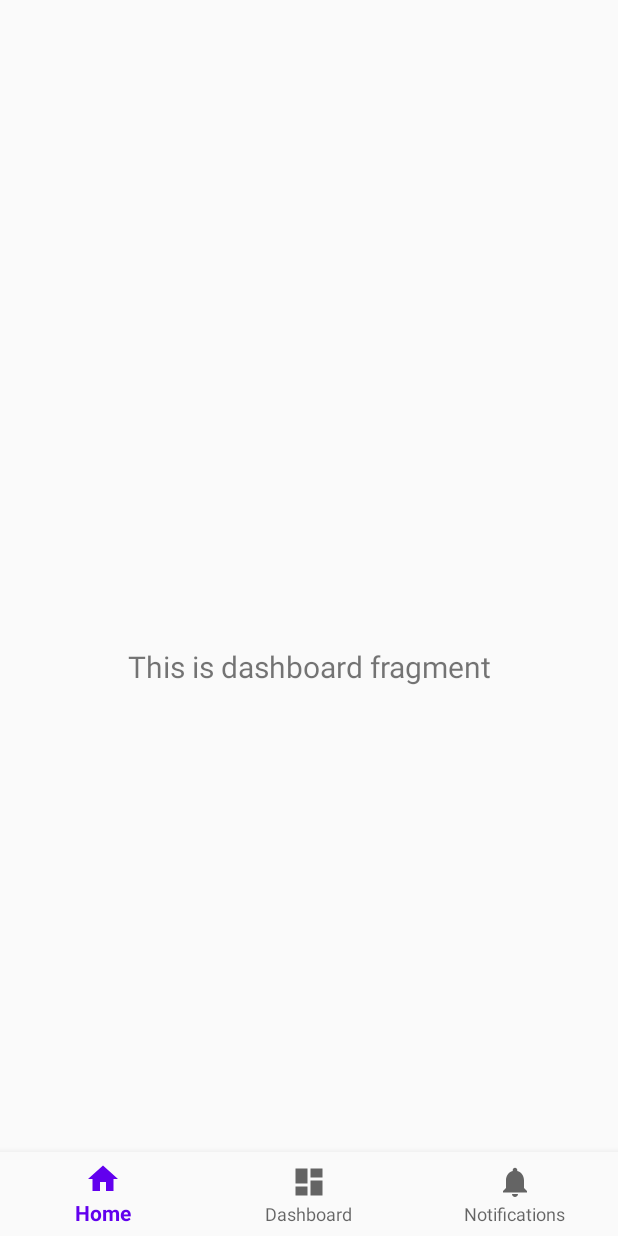
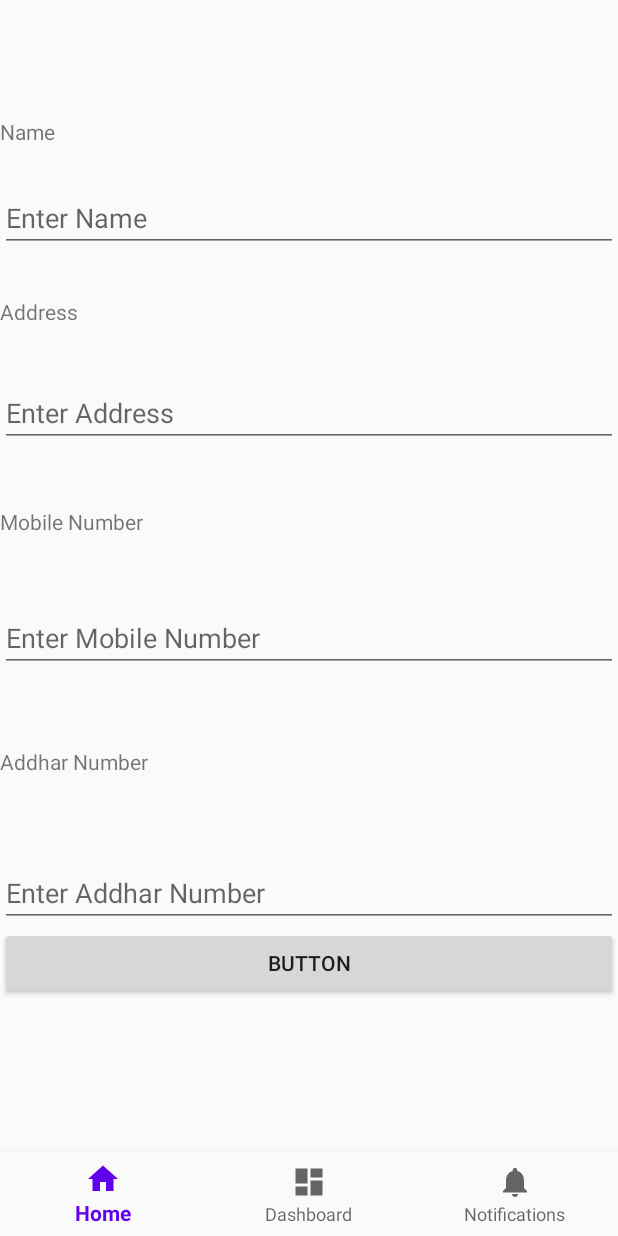
Before and after one commit to Atharva1449/Academia_android, an Android app: the DashboardFragment screen opened through its navigation route, on a phone screen of 412 x 824 dp. Run offline under Robolectric (Android 15) with nearby library versions, the phone set to English and light mode, and no system bars; our stand-ins replace navigation-ui; 1 statement that could not run was skipped.

Commit message:
dashboard

```diff
--- a/app/src/main/java/com/theonedayapps/academiaa/User_Info_Activity.java
+++ b/app/src/main/java/com/theonedayapps/academiaa/User_Info_Activity.java
@@ -54,6 +54,10 @@ public class User_Info_Activity extends AppCompatActivity {
         String year=intent.getStringExtra("Year");
         String dept=intent.getStringExtra("Dept");
         String addyear=intent.getStringExtra("AddYear");
+        String name1=intent.getStringExtra("Name");
+        String address1=intent.getStringExtra("Address");
+        String mobileno1=intent.getStringExtra("MobileNo");
+        String addharno1=intent.getStringExtra("AddharNo");
 
         protected void onPreExecute(){}
 
@@ -61,7 +65,7 @@ public class User_Info_Activity extends AppCompatActivity {
 
             try{
 
-                URL url = new URL("https://script.google.com/macros/s/AKfycbyOUNTuMvEBpDcIsQmAkxZsHjUoykBoHcG5iguXsKVLINBHXeQthPxLISQ1KBH_bZRGNg/exec");
+                URL url = new URL("https://script.google.com/macros/s/AKfycbyANe7fzZnVWowEJYRF-pv6wSL3heScpin6jVPKLBT7JxWb0cqLHHuCKmPrx5KZmQMMsg/exec");
 
                 JSONObject postDataParams = new JSONObject();
 
@@ -72,6 +76,10 @@ public class User_Info_Activity extends AppCompatActivity {
                 postDataParams.put("year",year);
                 postDataParams.put("department",dept);
                 postDataParams.put("addyear",addyear);
+                postDataParams.put("name",name1);
+                postDataParams.put("address",address1);
+                postDataParams.put("mobileno",mobileno1);
+                postDataParams.put("addharno",addharno1);
 
 
                 Log.e("params",postDataParams.toString());
--- a/app/src/main/java/com/theonedayapps/academiaa/ui/dashboard/DashboardFragment.java
+++ b/app/src/main/java/com/theonedayapps/academiaa/ui/dashboard/DashboardFragment.java
@@ -1,9 +1,12 @@
 package com.theonedayapps.academiaa.ui.dashboard;
 
+import android.content.Intent;
 import android.os.Bundle;
 import android.view.LayoutInflater;
 import android.view.View;
 import android.view.ViewGroup;
+import android.widget.Button;
+import android.widget.EditText;
 import android.widget.TextView;
 
 import androidx.annotation.NonNull;
@@ -13,20 +16,57 @@ import androidx.lifecycle.Observer;
 import androidx.lifecycle.ViewModelProvider;
 
 import com.theonedayapps.academiaa.R;
+import com.theonedayapps.academiaa.User_Info_Activity;
 
 public class DashboardFragment extends Fragment {
 
     private DashboardViewModel dashboardViewModel;
-
+    private EditText name;
+    private EditText address;
+    private EditText mobileno;
+    private EditText addharno;
+    private Button button;
+    private String Name;
+    private String Address;
+    private String MobileNo;
+    private String AddharNo;
     public View onCreateView(@NonNull LayoutInflater inflater,
                              ViewGroup container, Bundle savedInstanceState) {
         dashboardViewModel =
                 new ViewModelProvider(this).get(DashboardViewModel.class);
-        View root = inflater.inflate(R.layout.fragment_dashboard, container, false);
+        final View root = inflater.inflate(R.layout.fragment_dashboard, container, false);
         final TextView textView = root.findViewById(R.id.text_dashboard);
         dashboardViewModel.getText().observe(getViewLifecycleOwner(), new Observer<String>() {
             @Override
             public void onChanged(@Nullable String s) {
+
+                name=root.findViewById(R.id.ais_name);
+                address=root.findViewById(R.id.ais_address);
+                mobileno=root.findViewById(R.id.ais_mobile_number);
+                addharno=root.findViewById(R.id.ais_Addhar);
+
+                button=root.findViewById(R.id.ais_button_save);
+                button.setOnClickListener(new View.OnClickListener() {
+                    @Override
+                    public void onClick(View v) {
+                        Name=name.getText().toString().trim();
+                        Address=address.getText().toString().trim();
+                        MobileNo=mobileno.getText().toString().trim();
+                        AddharNo=addharno.getText().toString().trim();
+
+
+                            Intent intent=new Intent(getActivity(), User_Info_Activity.class);
+                            intent.putExtra("Name",Name);
+                            intent.putExtra("Address",Address);
+                            intent.putExtra("MobileNo",MobileNo);
+                            intent.putExtra("AddharNo",AddharNo);
+                            startActivity(intent);
+
+
+                    }
+                });
+
+
                 textView.setText(s);
             }
         });
--- a/app/src/main/java/com/theonedayapps/academiaa/ui/dashboard/DashboardViewModel.java
+++ b/app/src/main/java/com/theonedayapps/academiaa/ui/dashboard/DashboardViewModel.java
@@ -10,10 +10,11 @@ public class DashboardViewModel extends ViewModel {
 
     public DashboardViewModel() {
         mText = new MutableLiveData<>();
-        mText.setValue("This is dashboard fragment");
+        mText.setValue(" ");
     }
 
     public LiveData<String> getText() {
+
         return mText;
     }
 }
--- a/app/src/main/java/com/theonedayapps/academiaa/ui/home/HomeFragment.java
+++ b/app/src/main/java/com/theonedayapps/academiaa/ui/home/HomeFragment.java
@@ -45,6 +45,7 @@ public class HomeFragment extends Fragment {
     private String AddYear;
     private String Roll_No;
     private Button button;
+    private Button next;
     public View onCreateView(@NonNull LayoutInflater inflater,
                              ViewGroup container, Bundle savedInstanceState) {
         homeViewModel =
@@ -189,6 +190,14 @@ public class HomeFragment extends Fragment {
                     }
                 });
 
+               /* next=root.findViewById(R.id.ais_button_next);
+                next.setOnClickListener(new View.OnClickListener() {
+                    @Override
+                    public void onClick(View v) {
+
+                    }
+                });*/
+
 
                 textView.setText(s);
             }
--- a/app/src/main/res/layout/fragment_dashboard.xml
+++ b/app/src/main/res/layout/fragment_dashboard.xml
@@ -1,22 +1,100 @@
 <?xml version="1.0" encoding="utf-8"?>
-<androidx.constraintlayout.widget.ConstraintLayout xmlns:android="http://schemas.android.com/apk/res/android"
+<LinearLayout xmlns:android="http://schemas.android.com/apk/res/android"
     xmlns:app="http://schemas.android.com/apk/res-auto"
     xmlns:tools="http://schemas.android.com/tools"
     android:layout_width="match_parent"
     android:layout_height="match_parent"
+    android:orientation="vertical"
     tools:context=".ui.dashboard.DashboardFragment">
 
     <TextView
         android:id="@+id/text_dashboard"
         android:layout_width="match_parent"
         android:layout_height="wrap_content"
-        android:layout_marginStart="8dp"
-        android:layout_marginTop="8dp"
-        android:layout_marginEnd="8dp"
-        android:textAlignment="center"
-        android:textSize="20sp"
-        app:layout_constraintBottom_toBottomOf="parent"
-        app:layout_constraintEnd_toEndOf="parent"
-        app:layout_constraintStart_toStartOf="parent"
-        app:layout_constraintTop_toTopOf="parent" />
-</androidx.constraintlayout.widget.ConstraintLayout>
+        android:textSize="0sp" />
+
+    <ScrollView
+        android:id="@+id/ais_scroll_view"
+        android:layout_width="match_parent"
+        android:layout_height="match_parent"
+        >
+
+        <LinearLayout
+            android:layout_width="match_parent"
+            android:layout_height="wrap_content"
+            android:orientation="vertical">
+
+            <TextView
+                android:id="@+id/ais_name_textView"
+                android:layout_width="wrap_content"
+                android:layout_height="match_parent"
+                android:text="Name"
+                android:layout_marginTop="20dp"/>
+
+            <EditText
+                android:id="@+id/ais_name"
+                android:layout_width="match_parent"
+                android:layout_height="wrap_content"
+                android:ems="10"
+                android:hint="Enter Name"
+                android:inputType="textPersonName"
+                android:layout_marginTop="25dp"/>
+
+            <TextView
+                android:id="@+id/ais_add_textView"
+                android:layout_width="match_parent"
+                android:layout_height="wrap_content"
+                android:layout_marginTop="30dp"
+                android:text="Address" />
+
+            <EditText
+                android:id="@+id/ais_address"
+                android:layout_width="match_parent"
+                android:layout_height="wrap_content"
+                android:ems="10"
+                android:layout_marginTop="35dp"
+                android:hint="Enter Address"
+                android:inputType="textPersonName" />
+
+            <TextView
+                android:id="@+id/ais_number_textView"
+                android:layout_width="match_parent"
+                android:layout_height="wrap_content"
+                android:text="Mobile Number"
+                android:layout_marginTop="40dp"/>
+
+            <EditText
+                android:id="@+id/ais_mobile_number"
+                android:layout_width="match_parent"
+                android:layout_height="wrap_content"
+                android:ems="10"
+                android:layout_marginTop="45dp"
+                android:hint="Enter Mobile Number"
+                android:inputType="textPersonName" />
+
+            <TextView
+                android:id="@+id/ais_Addhar_number_textView"
+                android:layout_width="match_parent"
+                android:layout_height="wrap_content"
+                android:text="Addhar Number"
+                android:layout_marginTop="50dp"/>
+
+            <EditText
+                android:id="@+id/ais_Addhar"
+                android:layout_width="match_parent"
+                android:layout_height="wrap_content"
+                android:ems="10"
+                android:layout_marginTop="55dp"
+                android:hint="Enter Addhar Number"
+                android:inputType="textPersonName" />
+
+            <Button
+                android:id="@+id/ais_save_button"
+                android:layout_width="match_parent"
+                android:layout_height="wrap_content"
+                android:text="Button" />
+
+
+        </LinearLayout>
+    </ScrollView>
+</LinearLayout>
--- a/app/src/main/res/layout/fragment_home.xml
+++ b/app/src/main/res/layout/fragment_home.xml
@@ -152,6 +152,14 @@
                 android:text="Save"
                 android:textColor="#FFFFFF" />
 
+            <Button
+                android:id="@+id/ais_button_next"
+                android:layout_width="match_parent"
+                android:layout_height="wrap_content"
+                android:background="@drawable/shape_button"
+                android:text="Save"
+                android:textColor="#FFFFFF" />
+
         </LinearLayout>
 
 
```
